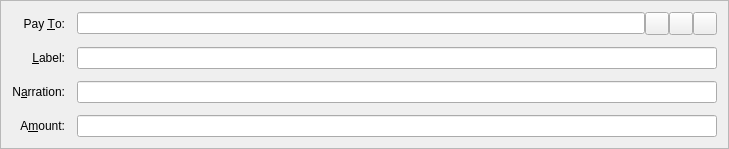
Old version of the form src/qt/forms/sendcoinsentry.ui in the repository ultra-pool/g3nstake.
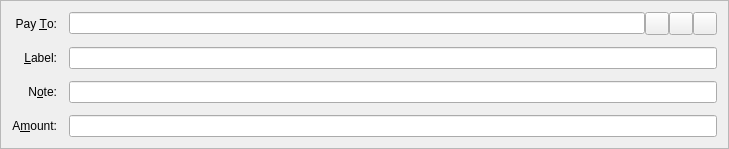
New version of the form. Icons and pictures are not drawn. Custom widgets are drawn as their Qt base class.

Diff of the .ui file:
```diff
--- a/src/qt/forms/sendcoinsentry.ui
+++ b/src/qt/forms/sendcoinsentry.ui
@@ -7,7 +7,7 @@
     <x>0</x>
     <y>0</y>
     <width>729</width>
-    <height>136</height>
+    <height>142</height>
    </rect>
   </property>
   <property name="windowTitle">
@@ -72,7 +72,7 @@
    <item row="5" column="0">
     <widget class="QLabel" name="label">
      <property name="text">
-      <string>N&amp;arration:</string>
+      <string>N&amp;ote:</string>
      </property>
      <property name="alignment">
       <set>Qt::AlignRight|Qt::AlignTrailing|Qt::AlignVCenter</set>
```
Left out of the diff: 7 changed lines with no effect on the pictures. Lines whose indentation alone changed are shown as unchanged.
